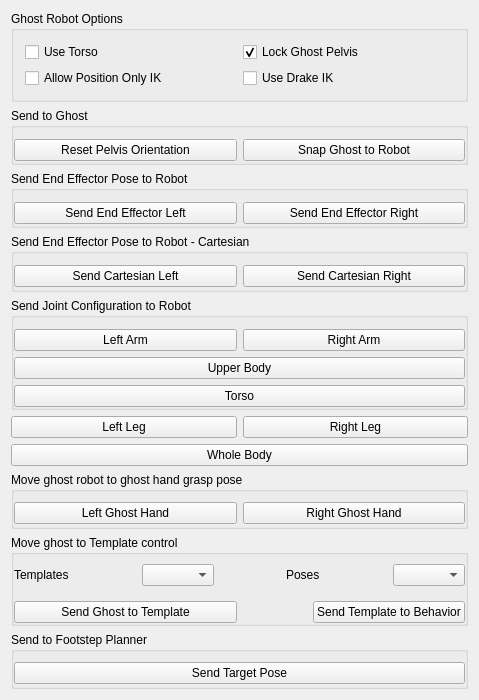
Before: the Qt Designer form vigir_ocs_ghost_control_widget/src/ui/ghost_control_widget.ui in team-vigir/vigir_ocs_common, drawn with Qt 5.
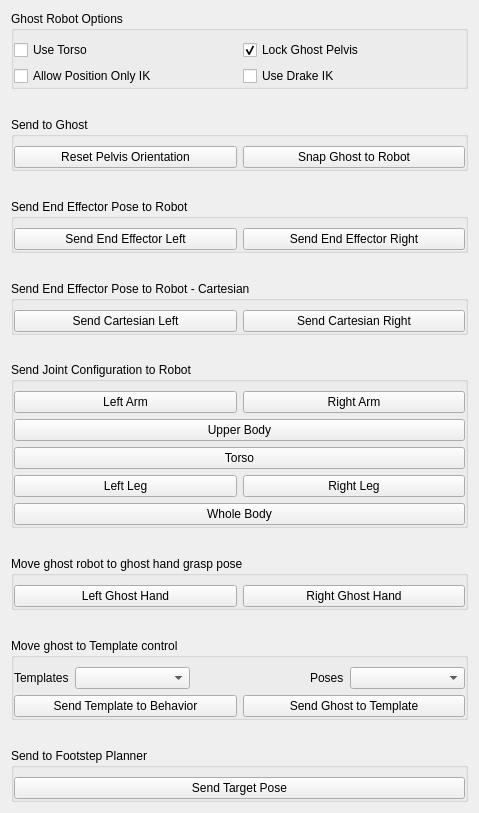
After: the same form once the commit is applied.

Commit message: vigir_ocs_ghost_control_widget: cleanup ui-file

The edit to the form file:
```diff
--- a/vigir_ocs_ghost_control_widget/src/ui/ghost_control_widget.ui
+++ b/vigir_ocs_ghost_control_widget/src/ui/ghost_control_widget.ui
@@ -7,7 +7,7 @@
     <x>0</x>
     <y>0</y>
     <width>479</width>
-    <height>700</height>
+    <height>813</height>
    </rect>
   </property>
   <property name="minimumSize">
@@ -19,290 +19,341 @@
   <property name="windowTitle">
    <string>GhostControlWidget</string>
   </property>
-  <layout class="QGridLayout" name="gridLayout_4">
-   <item row="4" column="0" colspan="2">
+  <layout class="QVBoxLayout" name="verticalLayout">
+   <item>
+    <widget class="QGroupBox" name="groupBox">
+     <property name="title">
+      <string>Ghost Robot Options</string>
+     </property>
+     <layout class="QGridLayout" name="gridLayout_2">
+      <property name="leftMargin">
+       <number>0</number>
+      </property>
+      <property name="topMargin">
+       <number>9</number>
+      </property>
+      <property name="rightMargin">
+       <number>0</number>
+      </property>
+      <property name="bottomMargin">
+       <number>0</number>
+      </property>
+      <property name="spacing">
+       <number>6</number>
+      </property>
+      <item row="0" column="0">
+       <widget class="QCheckBox" name="planning_torso_">
+        <property name="text">
+         <string>Use Torso</string>
+        </property>
+        <property name="checkable">
+         <bool>true</bool>
+        </property>
+        <property name="checked">
+         <bool>false</bool>
+        </property>
+       </widget>
+      </item>
+      <item row="0" column="1">
+       <widget class="QCheckBox" name="lock_pelvis_">
+        <property name="text">
+         <string>Lock Ghost Pelvis</string>
+        </property>
+        <property name="checked">
+         <bool>true</bool>
+        </property>
+       </widget>
+      </item>
+      <item row="1" column="0">
+       <widget class="QCheckBox" name="position_only_ik_">
+        <property name="text">
+         <string>Allow Position Only IK</string>
+        </property>
+       </widget>
+      </item>
+      <item row="1" column="1">
+       <widget class="QCheckBox" name="use_drake_ik_">
+        <property name="text">
+         <string>Use Drake IK</string>
+        </property>
+       </widget>
+      </item>
+     </layout>
+    </widget>
+   </item>
+   <item>
+    <spacer name="verticalSpacer">
+     <property name="orientation">
+      <enum>Qt::Vertical</enum>
+     </property>
+     <property name="sizeHint" stdset="0">
+      <size>
+       <width>20</width>
+       <height>0</height>
+      </size>
+     </property>
+    </spacer>
+   </item>
+   <item>
+    <widget class="QGroupBox" name="groupBox_3">
+     <property name="title">
+      <string>Send to Ghost</string>
+     </property>
+     <layout class="QHBoxLayout" name="horizontalLayout_9">
+      <property name="spacing">
+       <number>6</number>
+      </property>
+      <property name="leftMargin">
+       <number>0</number>
+      </property>
+      <property name="topMargin">
+       <number>9</number>
+      </property>
+      <property name="rightMargin">
+       <number>0</number>
+      </property>
+      <property name="bottomMargin">
+       <number>0</number>
+      </property>
+      <item>
+       <widget class="QPushButton" name="reset_pelvis_button_">
+        <property name="text">
+         <string>Reset Pelvis Orientation</string>
+        </property>
+       </widget>
+      </item>
+      <item>
+       <widget class="QPushButton" name="snap_button_">
+        <property name="text">
+         <string>Snap Ghost to Robot</string>
+        </property>
+       </widget>
+      </item>
+     </layout>
+    </widget>
+   </item>
+   <item>
+    <spacer name="verticalSpacer_2">
+     <property name="orientation">
+      <enum>Qt::Vertical</enum>
+     </property>
+     <property name="sizeHint" stdset="0">
+      <size>
+       <width>20</width>
+       <height>0</height>
+      </size>
+     </property>
+    </spacer>
+   </item>
+   <item>
+    <widget class="QGroupBox" name="groupBox_2">
+     <property name="title">
+      <string>Send End Effector Pose to Robot</string>
+     </property>
+     <layout class="QHBoxLayout" name="horizontalLayout_2">
+      <property name="spacing">
+       <number>6</number>
+      </property>
+      <property name="leftMargin">
+       <number>0</number>
+      </property>
+      <property name="topMargin">
+       <number>9</number>
+      </property>
+      <property name="rightMargin">
+       <number>0</number>
+      </property>
+      <property name="bottomMargin">
+       <number>0</number>
+      </property>
+      <item>
+       <widget class="QPushButton" name="send_left_pose_button_">
+        <property name="text">
+         <string>Send End Effector Left</string>
+        </property>
+       </widget>
+      </item>
+      <item>
+       <widget class="QPushButton" name="send_right_pose_button_">
+        <property name="text">
+         <string>Send End Effector Right</string>
+        </property>
+       </widget>
+      </item>
+     </layout>
+    </widget>
+   </item>
+   <item>
+    <spacer name="verticalSpacer_3">
+     <property name="orientation">
+      <enum>Qt::Vertical</enum>
+     </property>
+     <property name="sizeHint" stdset="0">
+      <size>
+       <width>20</width>
+       <height>0</height>
+      </size>
+     </property>
+    </spacer>
+   </item>
+   <item>
+    <widget class="QGroupBox" name="groupBox_8">
+     <property name="title">
+      <string>Send End Effector Pose to Robot - Cartesian</string>
+     </property>
+     <layout class="QHBoxLayout" name="horizontalLayout_3">
+      <property name="spacing">
+       <number>6</number>
+      </property>
+      <property name="leftMargin">
+       <number>0</number>
+      </property>
+      <property name="topMargin">
+       <number>9</number>
+      </property>
+      <property name="rightMargin">
+       <number>0</number>
+      </property>
+      <property name="bottomMargin">
+       <number>0</number>
+      </property>
+      <item>
+       <widget class="QPushButton" name="send_left_cartesian_button_">
+        <property name="text">
+         <string>Send Cartesian Left</string>
+        </property>
+       </widget>
+      </item>
+      <item>
+       <widget class="QPushButton" name="send_right_cartesian_button_">
+        <property name="text">
+         <string>Send Cartesian Right</string>
+        </property>
+       </widget>
+      </item>
+     </layout>
+    </widget>
+   </item>
+   <item>
+    <spacer name="verticalSpacer_4">
+     <property name="orientation">
+      <enum>Qt::Vertical</enum>
+     </property>
+     <property name="sizeHint" stdset="0">
+      <size>
+       <width>20</width>
+       <height>0</height>
+      </size>
+     </property>
+    </spacer>
+   </item>
+   <item>
     <widget class="QGroupBox" name="groupBox_5">
+     <property name="sizePolicy">
+      <sizepolicy hsizetype="Preferred" vsizetype="Preferred">
+       <horstretch>0</horstretch>
+       <verstretch>0</verstretch>
+      </sizepolicy>
+     </property>
      <property name="title">
       <string>Send Joint Configuration to Robot</string>
      </property>
-     <layout class="QVBoxLayout" name="verticalLayout_5">
+     <layout class="QGridLayout" name="gridLayout_4">
       <property name="leftMargin">
        <number>0</number>
       </property>
+      <property name="topMargin">
+       <number>9</number>
+      </property>
       <property name="rightMargin">
        <number>0</number>
       </property>
       <property name="bottomMargin">
        <number>0</number>
       </property>
-      <item>
-       <widget class="QWidget" name="widget_4" native="true">
-        <layout class="QGridLayout" name="gridLayout_5">
-         <property name="leftMargin">
-          <number>0</number>
-         </property>
-         <property name="topMargin">
-          <number>0</number>
-         </property>
-         <property name="rightMargin">
-          <number>0</number>
-         </property>
-         <property name="bottomMargin">
-          <number>0</number>
-         </property>
-         <item row="0" column="2">
-          <widget class="QPushButton" name="send_right_configuration_button_">
-           <property name="minimumSize">
-            <size>
-             <width>19</width>
-             <height>0</height>
-            </size>
-           </property>
-           <property name="text">
-            <string>Right Arm</string>
-           </property>
-          </widget>
-         </item>
-         <item row="0" column="1">
-          <widget class="QPushButton" name="send_left_configuration_button_">
-           <property name="text">
-            <string>Left Arm</string>
-           </property>
-          </widget>
-         </item>
-        </layout>
-       </widget>
-      </item>
-      <item>
-       <widget class="QPushButton" name="send_upper_body_button_">
-        <property name="text">
-         <string>Upper Body</string>
-        </property>
-       </widget>
-      </item>
-      <item>
+      <property name="spacing">
+       <number>6</number>
+      </property>
+      <item row="2" column="0" colspan="2">
        <widget class="QPushButton" name="send_torso_button_">
         <property name="text">
          <string>Torso</string>
         </property>
        </widget>
       </item>
-     </layout>
-    </widget>
-   </item>
-   <item row="0" column="0" colspan="2">
-    <widget class="QWidget" name="widget_2" native="true">
-     <layout class="QVBoxLayout" name="verticalLayout">
-      <property name="spacing">
-       <number>0</number>
-      </property>
-      <property name="leftMargin">
-       <number>0</number>
-      </property>
-      <property name="topMargin">
-       <number>0</number>
-      </property>
-      <property name="rightMargin">
-       <number>0</number>
-      </property>
-      <property name="bottomMargin">
-       <number>0</number>
-      </property>
-      <item>
-       <widget class="QGroupBox" name="groupBox">
-        <property name="title">
-         <string>Ghost Robot Options</string>
+      <item row="4" column="0">
+       <widget class="QPushButton" name="send_left_leg_button_">
+        <property name="text">
+         <string>Left Leg</string>
         </property>
-        <layout class="QGridLayout" name="gridLayout_2">
-         <item row="0" column="0">
-          <widget class="QCheckBox" name="planning_torso_">
-           <property name="text">
-            <string>Use Torso</string>
-           </property>
-           <property name="checkable">
-            <bool>true</bool>
-           </property>
-           <property name="checked">
-            <bool>false</bool>
-           </property>
-          </widget>
-         </item>
-         <item row="0" column="1">
-          <widget class="QCheckBox" name="lock_pelvis_">
-           <property name="text">
-            <string>Lock Ghost Pelvis</string>
-           </property>
-           <property name="checked">
-            <bool>true</bool>
-           </property>
-          </widget>
-         </item>
-         <item row="1" column="0">
-          <widget class="QCheckBox" name="position_only_ik_">
-           <property name="text">
-            <string>Allow Position Only IK</string>
-           </property>
-          </widget>
-         </item>
-         <item row="1" column="1">
-          <widget class="QCheckBox" name="use_drake_ik_">
-           <property name="text">
-            <string>Use Drake IK</string>
-           </property>
-          </widget>
-         </item>
-        </layout>
        </widget>
       </item>
-     </layout>
-    </widget>
-   </item>
-   <item row="9" column="0" colspan="2">
-    <widget class="QGroupBox" name="groupBox_7">
-     <property name="title">
-      <string>Move ghost to Template control</string>
-     </property>
-     <layout class="QVBoxLayout" name="verticalLayout_3">
-      <property name="leftMargin">
-       <number>0</number>
-      </property>
-      <property name="topMargin">
-       <number>0</number>
-      </property>
-      <property name="rightMargin">
-       <number>0</number>
-      </property>
-      <property name="bottomMargin">
-       <number>0</number>
-      </property>
-      <item>
-       <widget class="QWidget" name="widget_5" native="true">
-        <layout class="QHBoxLayout" name="horizontalLayout_3">
-         <property name="leftMargin">
-          <number>0</number>
-         </property>
-         <property name="topMargin">
-          <number>9</number>
-         </property>
-         <property name="rightMargin">
-          <number>0</number>
-         </property>
-         <property name="bottomMargin">
-          <number>0</number>
-         </property>
-         <item>
-          <widget class="QLabel" name="label">
-           <property name="text">
-            <string>Templates</string>
-           </property>
-          </widget>
-         </item>
-         <item>
-          <spacer name="horizontalSpacer_3">
-           <property name="orientation">
-            <enum>Qt::Horizontal</enum>
-           </property>
-           <property name="sizeHint" stdset="0">
-            <size>
-             <width>40</width>
-             <height>20</height>
-            </size>
-           </property>
-          </spacer>
-         </item>
-         <item>
-          <widget class="QComboBox" name="templateBox"/>
-         </item>
-         <item>
-          <spacer name="horizontalSpacer_5">
-           <property name="orientation">
-            <enum>Qt::Horizontal</enum>
-           </property>
-           <property name="sizeHint" stdset="0">
-            <size>
-             <width>40</width>
-             <height>20</height>
-            </size>
-           </property>
-          </spacer>
-         </item>
-         <item>
-          <widget class="QLabel" name="label_2">
-           <property name="text">
-            <string>Poses</string>
-           </property>
-          </widget>
-         </item>
-         <item>
-          <spacer name="horizontalSpacer_4">
-           <property name="orientation">
-            <enum>Qt::Horizontal</enum>
-           </property>
-           <property name="sizeHint" stdset="0">
-            <size>
-             <width>40</width>
-             <height>20</height>
-            </size>
-           </property>
-          </spacer>
-         </item>
-         <item>
-          <widget class="QComboBox" name="graspBox"/>
-         </item>
-        </layout>
-        <zorder>graspBox</zorder>
-        <zorder>templateBox</zorder>
-        <zorder>horizontalSpacer_4</zorder>
-        <zorder>horizontalSpacer_5</zorder>
-        <zorder>label</zorder>
-        <zorder>horizontalSpacer_3</zorder>
-        <zorder>label_2</zorder>
+      <item row="0" column="1">
+       <widget class="QPushButton" name="send_right_configuration_button_">
+        <property name="minimumSize">
+         <size>
+          <width>0</width>
+          <height>0</height>
+         </size>
+        </property>
+        <property name="text">
+         <string>Right Arm</string>
+        </property>
        </widget>
       </item>
-      <item>
-       <layout class="QHBoxLayout" name="horizontalLayout_5">
-        <property name="topMargin">
-         <number>9</number>
+      <item row="4" column="1">
+       <widget class="QPushButton" name="send_right_leg_button_">
+        <property name="text">
+         <string>Right Leg</string>
         </property>
-        <item>
-         <widget class="QPushButton" name="send_ghost_to_template_button">
-          <property name="text">
-           <string>Send Ghost to Template</string>
-          </property>
-         </widget>
-        </item>
-        <item alignment="Qt::AlignRight">
-         <widget class="QPushButton" name="send_template_to_behavior_button">
-          <property name="text">
-           <string>Send Template to Behavior</string>
-          </property>
-         </widget>
-        </item>
-       </layout>
+       </widget>
       </item>
+      <item row="5" column="0" colspan="2">
+       <widget class="QPushButton" name="send_whole_body_button_">
+        <property name="text">
+         <string>Whole Body</string>
+        </property>
+       </widget>
+      </item>
+      <item row="1" column="0" colspan="2">
+       <widget class="QPushButton" name="send_upper_body_button_">
+        <property name="text">
+         <string>Upper Body</string>
+        </property>
+       </widget>
+      </item>
+      <item row="0" column="0">
+       <widget class="QPushButton" name="send_left_configuration_button_">
+        <property name="text">
+         <string>Left Arm</string>
+        </property>
+       </widget>
+      </item>
      </layout>
     </widget>
    </item>
-   <item row="5" column="1">
-    <widget class="QPushButton" name="send_right_leg_button_">
-     <property name="text">
-      <string>Right Leg</string>
+   <item>
+    <spacer name="verticalSpacer_5">
+     <property name="orientation">
+      <enum>Qt::Vertical</enum>
      </property>
-    </widget>
-   </item>
-   <item row="5" column="0">
-    <widget class="QPushButton" name="send_left_leg_button_">
-     <property name="text">
-      <string>Left Leg</string>
+     <property name="sizeHint" stdset="0">
+      <size>
+       <width>20</width>
+       <height>0</height>
+      </size>
      </property>
-    </widget>
+    </spacer>
    </item>
-   <item row="8" column="0" colspan="2">
+   <item>
     <widget class="QGroupBox" name="groupBox_6">
      <property name="title">
       <string>Move ghost robot to ghost hand grasp pose</string>
      </property>
-     <layout class="QGridLayout" name="gridLayout_6">
+     <layout class="QHBoxLayout" name="horizontalLayout_4">
+      <property name="spacing">
+       <number>6</number>
+      </property>
       <property name="leftMargin">
        <number>0</number>
       </property>
@@ -315,20 +366,14 @@
       <property name="bottomMargin">
        <number>0</number>
       </property>
-      <property name="horizontalSpacing">
-       <number>6</number>
-      </property>
-      <property name="verticalSpacing">
-       <number>0</number>
-      </property>
-      <item row="0" column="0">
+      <item>
        <widget class="QPushButton" name="send_left_ghost_hand_button_">
         <property name="text">
          <string>Left Ghost Hand</string>
         </property>
        </widget>
       </item>
-      <item row="0" column="1">
+      <item>
        <widget class="QPushButton" name="send_right_ghost_hand_button_">
         <property name="text">
          <string>Right Ghost Hand</string>
@@ -338,12 +383,28 @@
      </layout>
     </widget>
    </item>
-   <item row="3" column="0" colspan="2">
-    <widget class="QGroupBox" name="groupBox_8">
+   <item>
+    <spacer name="verticalSpacer_6">
+     <property name="orientation">
+      <enum>Qt::Vertical</enum>
+     </property>
+     <property name="sizeHint" stdset="0">
+      <size>
+       <width>20</width>
+       <height>0</height>
+      </size>
+     </property>
+    </spacer>
+   </item>
+   <item>
+    <widget class="QGroupBox" name="groupBox_7">
      <property name="title">
-      <string>Send End Effector Pose to Robot - Cartesian</string>
+      <string>Move ghost to Template control</string>
      </property>
-     <layout class="QGridLayout" name="gridLayout">
+     <layout class="QVBoxLayout" name="verticalLayout_2">
+      <property name="spacing">
+       <number>6</number>
+      </property>
       <property name="leftMargin">
        <number>0</number>
       </property>
@@ -356,88 +417,87 @@
       <property name="bottomMargin">
        <number>0</number>
       </property>
-      <item row="0" column="0">
-       <widget class="QPushButton" name="send_left_cartesian_button_">
-        <property name="text">
-         <string>Send Cartesian Left</string>
+      <item>
+       <layout class="QHBoxLayout" name="horizontalLayout" stretch="0,1,1,0,1">
+        <property name="spacing">
+         <number>6</number>
         </property>
-       </widget>
+        <item>
+         <widget class="QLabel" name="label">
+          <property name="text">
+           <string>Templates</string>
+          </property>
+         </widget>
+        </item>
+        <item>
+         <widget class="QComboBox" name="templateBox"/>
+        </item>
+        <item>
+         <spacer name="horizontalSpacer_5">
+          <property name="orientation">
+           <enum>Qt::Horizontal</enum>
+          </property>
+          <property name="sizeHint" stdset="0">
+           <size>
+            <width>40</width>
+            <height>20</height>
+           </size>
+          </property>
+         </spacer>
+        </item>
+        <item>
+         <widget class="QLabel" name="label_2">
+          <property name="text">
+           <string>Poses</string>
+          </property>
+         </widget>
+        </item>
+        <item>
+         <widget class="QComboBox" name="graspBox"/>
+        </item>
+       </layout>
       </item>
-      <item row="0" column="1">
-       <widget class="QPushButton" name="send_right_cartesian_button_">
-        <property name="text">
-         <string>Send Cartesian Right</string>
+      <item>
+       <layout class="QHBoxLayout" name="horizontalLayout_5">
+        <property name="spacing">
+         <number>6</number>
         </property>
-       </widget>
-      </item>
-     </layout>
-    </widget>
-   </item>
-   <item row="2" column="0" colspan="2">
-    <widget class="QGroupBox" name="groupBox_2">
-     <property name="title">
-      <string>Send End Effector Pose to Robot</string>
-     </property>
-     <layout class="QGridLayout" name="gridLayout_3">
-      <property name="leftMargin">
-       <number>0</number>
-      </property>
-      <property name="rightMargin">
-       <number>0</number>
-      </property>
-      <property name="bottomMargin">
-       <number>0</number>
-      </property>
-      <item row="0" column="2">
-       <widget class="QPushButton" name="send_right_pose_button_">
-        <property name="text">
-         <string>Send End Effector Right</string>
+        <property name="topMargin">
+         <number>0</number>
         </property>
-       </widget>
+        <item>
+         <widget class="QPushButton" name="send_template_to_behavior_button">
+          <property name="text">
+           <string>Send Template to Behavior</string>
+          </property>
+         </widget>
+        </item>
+        <item>
+         <widget class="QPushButton" name="send_ghost_to_template_button">
+          <property name="text">
+           <string>Send Ghost to Template</string>
+          </property>
+         </widget>
+        </item>
+       </layout>
       </item>
-      <item row="0" column="1">
-       <widget class="QPushButton" name="send_left_pose_button_">
-        <property name="text">
-         <string>Send End Effector Left</string>
-        </property>
-       </widget>
-      </item>
      </layout>
     </widget>
    </item>
-   <item row="1" column="0" colspan="2">
-    <widget class="QGroupBox" name="groupBox_3">
-     <property name="title">
-      <string>Send to Ghost</string>
+   <item>
+    <spacer name="verticalSpacer_7">
+     <property name="orientation">
+      <enum>Qt::Vertical</enum>
      </property>
-     <layout class="QHBoxLayout" name="horizontalLayout_9">
-      <property name="leftMargin">
-       <number>0</number>
-      </property>
-      <property name="rightMargin">
-       <number>0</number>
-      </property>
-      <property name="bottomMargin">
-       <number>0</number>
-      </property>
-      <item>
-       <widget class="QPushButton" name="reset_pelvis_button_">
-        <property name="text">
-         <string>Reset Pelvis Orientation</string>
-        </property>
-       </widget>
-      </item>
-      <item>
-       <widget class="QPushButton" name="snap_button_">
-        <property name="text">
-         <string>Snap Ghost to Robot</string>
-        </property>
-       </widget>
-      </item>
-     </layout>
-    </widget>
+     <property name="sizeHint" stdset="0">
+      <size>
+       <width>20</width>
+       <height>0</height>
+      </size>
+     </property>
+    </spacer>
    </item>
-   <item row="10" column="0" colspan="2">
+   <item>
     <widget class="QGroupBox" name="groupBox_4">
      <property name="title">
       <string>Send to Footstep Planner</string>
@@ -471,13 +531,6 @@
      </layout>
     </widget>
    </item>
-   <item row="7" column="0" colspan="2">
-    <widget class="QPushButton" name="send_whole_body_button_">
-     <property name="text">
-      <string>Whole Body</string>
-     </property>
-    </widget>
-   </item>
   </layout>
  </widget>
  <layoutdefault spacing="6" margin="11"/>
```
